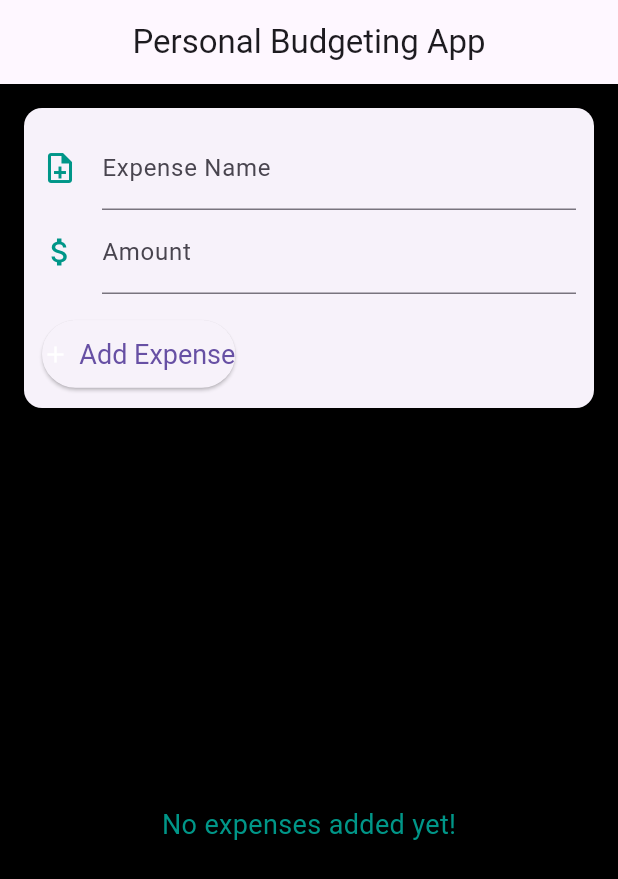
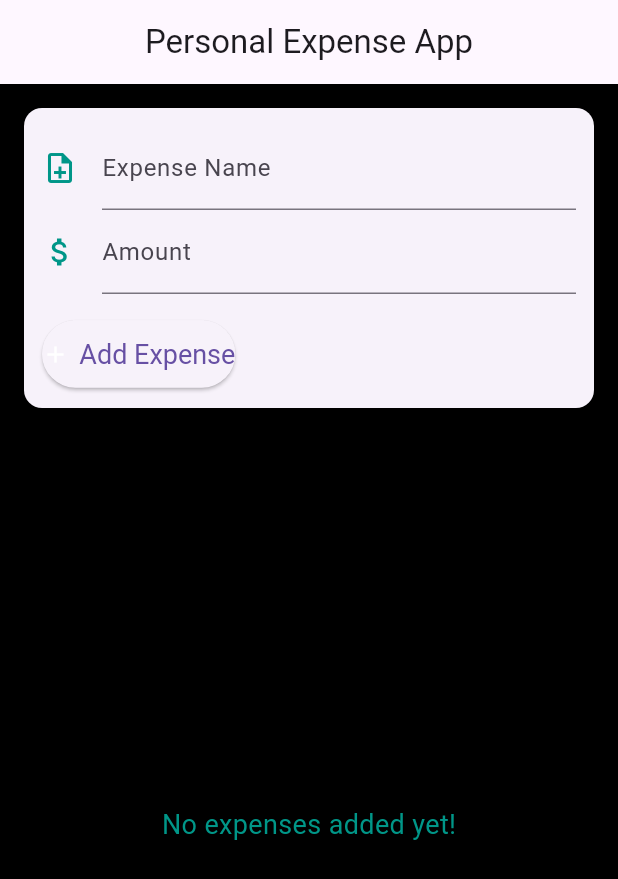
Before and after one commit to Harish-M-22/Expense-Tracker-App, a Flutter app: the screen it shows after launch, on a phone screen of 412 x 824 dp. Shown: the top 879 px of the screen. Run offline on Flutter 3.47's test engine with Material 3 defaults, Android fonts, the phone set to English and light mode, and no system bars.

Commit message:
second commit

```diff
--- a/lib/main.dart
+++ b/lib/main.dart
@@ -70,7 +70,7 @@ class _BudgetHomePageState extends State<BudgetHomePage> {
     return Scaffold(
       backgroundColor:Colors.black,
       appBar: AppBar(
-        title: Text('Personal Budgeting App'),
+        title: Text('Personal Expense App'),
         centerTitle: true,
       ),
       body: Padding(
```
